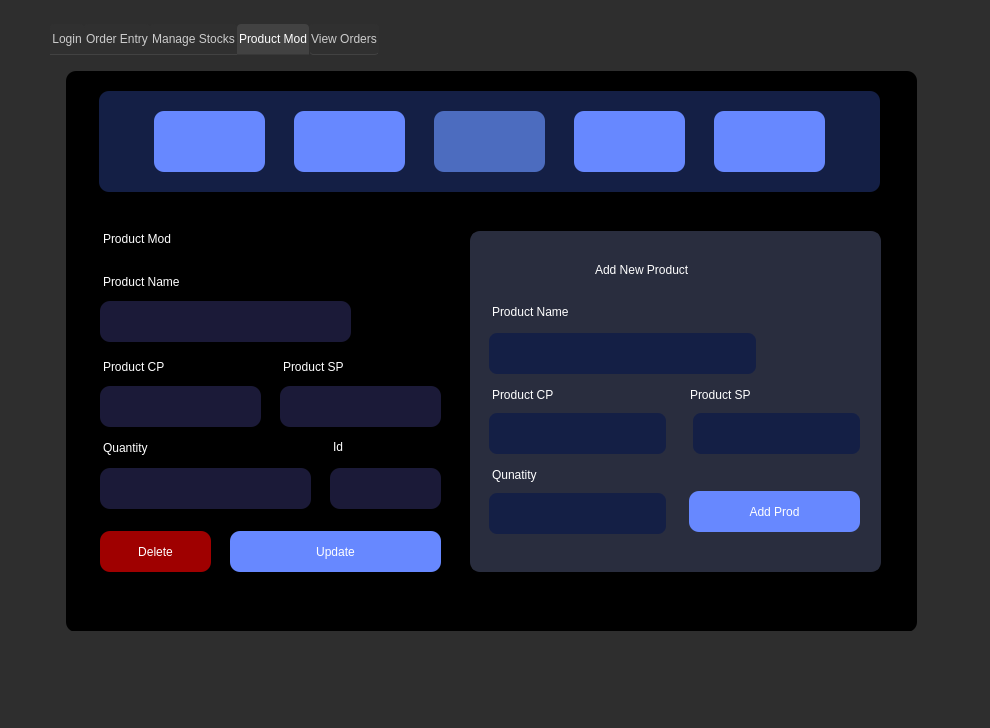
Qt form assets/uiux/rma.ui (JinxSeven/retail-manager-lite) before a commit.
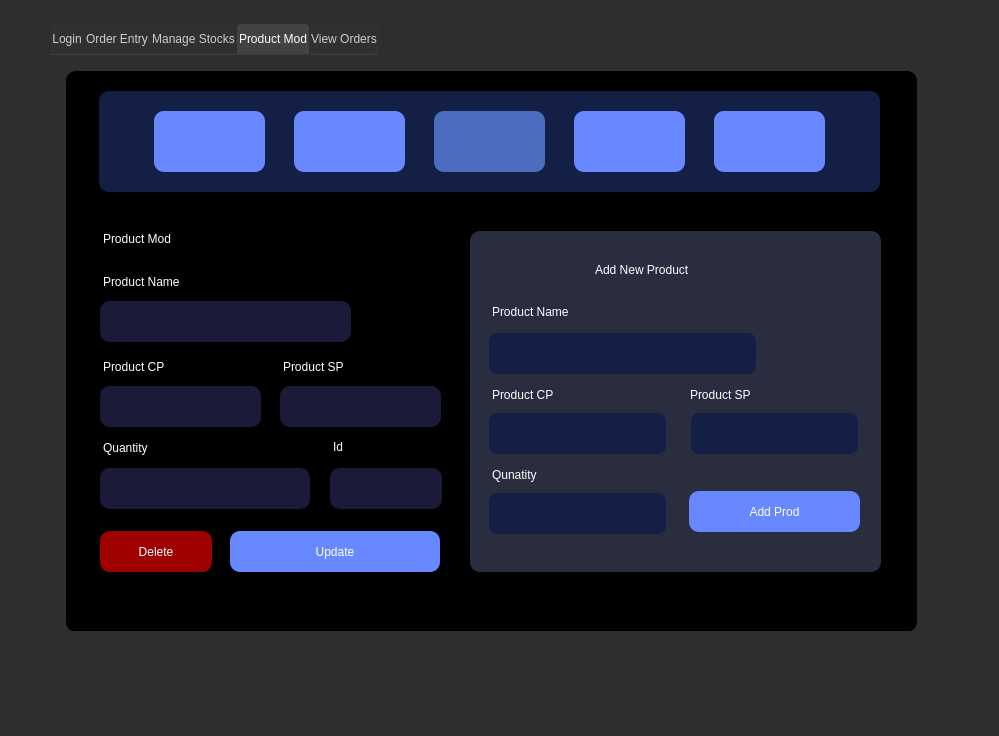
The same form after that commit. The open tabs and pages were chosen to show the change. Icons and pictures are not drawn.

What changed in the file:
```diff
--- a/assets/uiux/rma.ui
+++ b/assets/uiux/rma.ui
@@ -6,13 +6,14 @@
    <rect>
     <x>0</x>
     <y>0</y>
-    <width>990</width>
-    <height>728</height>
+    <width>999</width>
+    <height>736</height>
    </rect>
   </property>
   <property name="font">
    <font>
     <family>Poppins</family>
+    <pointsize>12</pointsize>
    </font>
   </property>
   <property name="windowTitle">
@@ -1942,6 +1943,15 @@
         <height>341</height>
        </rect>
       </property>
+      <property name="font">
+       <font>
+        <family>Poppins</family>
+        <pointsize>10</pointsize>
+        <weight>50</weight>
+        <italic>false</italic>
+        <bold>false</bold>
+       </font>
+      </property>
       <property name="styleSheet">
        <string notr="true">    border-radius: 10px;
     gridline-color: #E0E0E0; /* Light grid lines */
@@ -2009,7 +2019,7 @@
       <widget class="QLineEdit" name="prodAddSellingPriceInp">
        <property name="geometry">
         <rect>
-         <x>221</x>
+         <x>219</x>
          <y>180</y>
          <width>171</width>
          <height>45</height>
@@ -2256,7 +2266,7 @@
        <rect>
         <x>180</x>
         <y>480</y>
-        <width>211</width>
+        <width>210</width>
         <height>41</height>
        </rect>
       </property>
@@ -2284,7 +2294,7 @@
        <rect>
         <x>50</x>
         <y>480</y>
-        <width>111</width>
+        <width>112</width>
         <height>41</height>
        </rect>
       </property>
@@ -2313,7 +2323,7 @@
        <rect>
         <x>50</x>
         <y>417</y>
-        <width>211</width>
+        <width>210</width>
         <height>41</height>
        </rect>
       </property>
@@ -2431,12 +2441,12 @@
        <rect>
         <x>280</x>
         <y>417</y>
-        <width>111</width>
+        <width>112</width>
         <height>41</height>
        </rect>
       </property>
       <property name="styleSheet">
-       <string notr="true">color: white;
+       <string notr="true">color: red;
 font: 12pt &quot;Poppins&quot;;
 border-radius: 10px;
 background-color:rgb(27, 26, 56);
```
Left out of the diff: 63 changed lines with no effect on the pictures.
